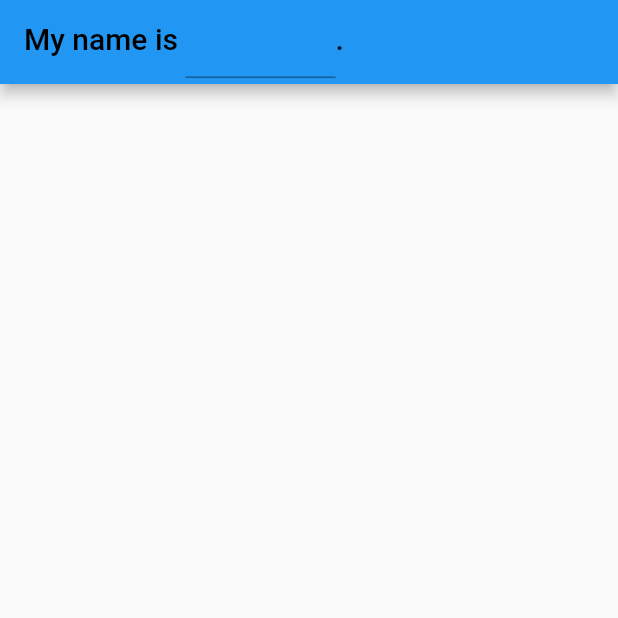
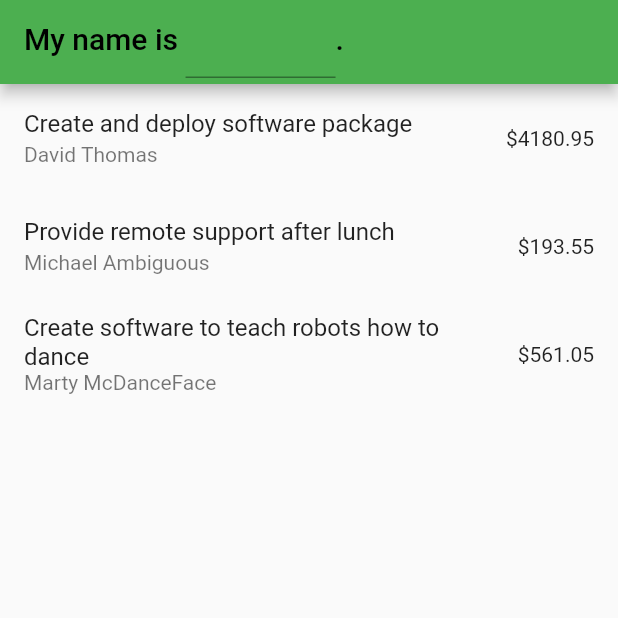
Before and after one commit to Tolulope05/flutter_pratical_challenge, a Flutter app: the screen it shows after launch, on a phone screen of 412 x 824 dp, the top half of it. Run offline on Flutter 3.47's test engine with Material 2 defaults, Android fonts, the light colour scheme and no system bars; our stand-ins replace permission_handler, shimmer.

```diff
--- /dev/null
+++ b/lib/11_pdf_printing/detail_page.dart
@@ -0,0 +1,12 @@
+import 'package:flutter/material.dart';
+import 'package:flutter_pratical_challenge/11_pdf_printing/pdf_printing.dart';
+
+class DetailPage extends StatelessWidget {
+  const DetailPage({Key? key, required this.invoice}) : super(key: key);
+  final Invoice invoice;
+
+  @override
+  Widget build(BuildContext context) {
+    return Scaffold();
+  }
+}
--- a/lib/11_pdf_printing/pdf_printing.dart
+++ b/lib/11_pdf_printing/pdf_printing.dart
@@ -1,10 +1,46 @@
 import 'package:flutter/material.dart';
+import 'package:flutter_pratical_challenge/11_pdf_printing/detail_page.dart';
 
 class PdfPrinting extends StatelessWidget {
   const PdfPrinting({Key? key}) : super(key: key);
 
   @override
   Widget build(BuildContext context) {
+    final invoices = [
+      Invoice(
+          customer: 'David Thomas',
+          address: '123 Fake St\r\nBermuda Triangle',
+          items: [
+            LineItem(
+              'Technical Engagement',
+              120,
+            ),
+            LineItem('Deployment Assistance', 200),
+            LineItem('Develop Software Solution', 3020.45),
+            LineItem('Produce Documentation', 840.50),
+          ],
+          name: 'Create and deploy software package'),
+      Invoice(
+        customer: 'Michael Ambiguous',
+        address: '82 Unsure St\r\nBaggle Palace',
+        items: [
+          LineItem('Professional Advice', 100),
+          LineItem('Lunch Bill', 43.55),
+          LineItem('Remote Assistance', 50),
+        ],
+        name: 'Provide remote support after lunch',
+      ),
+      Invoice(
+        customer: 'Marty McDanceFace',
+        address: '55 Dancing Parade\r\nDance Place',
+        items: [
+          LineItem('Program the robots', 400.50),
+          LineItem('Find tasteful dance moves for the robots', 80.55),
+          LineItem('General quality assurance', 80),
+        ],
+        name: 'Create software to teach robots how to dance',
+      )
+    ];
     return Scaffold(
       appBar: AppBar(
         title: Text.rich(
@@ -13,12 +49,13 @@ class PdfPrinting extends StatelessWidget {
             style: const TextStyle(color: Colors.black),
             children: <InlineSpan>[
               WidgetSpan(
-                  alignment: PlaceholderAlignment.baseline,
-                  baseline: TextBaseline.alphabetic,
-                  child: ConstrainedBox(
-                    constraints: const BoxConstraints(maxWidth: 100),
-                    child: const TextField(),
-                  )),
+                alignment: PlaceholderAlignment.baseline,
+                baseline: TextBaseline.alphabetic,
+                child: ConstrainedBox(
+                  constraints: const BoxConstraints(maxWidth: 100),
+                  child: const TextField(),
+                ),
+              ),
               const TextSpan(
                 text: '.',
               ),
@@ -26,6 +63,51 @@ class PdfPrinting extends StatelessWidget {
           ),
         ),
       ),
+      body: ListView(
+        children: [
+          ...invoices.map(
+            (e) => ListTile(
+              title: Text(e.name),
+              subtitle: Text(e.customer),
+              trailing: Text('\$${e.totalCost().toStringAsFixed(2)}'),
+              onTap: () {
+                Navigator.of(context).push(
+                  MaterialPageRoute(
+                    builder: (builder) => DetailPage(invoice: e),
+                  ),
+                );
+              },
+            ),
+          )
+        ],
+      ),
     );
   }
 }
+
+// Data model for the invoice
+class Invoice {
+  final String customer;
+  final String address;
+  final String name;
+  final List<LineItem>? items;
+  Invoice({
+    required this.customer,
+    required this.address,
+    required this.items,
+    required this.name,
+  });
+  double totalCost() {
+    return items!
+        .fold(0, (previousValue, element) => previousValue + element.cost);
+  }
+}
+
+class LineItem {
+  final String description;
+  final double cost;
+
+  LineItem(this.description, this.cost);
+}
+
+// invoice hard coded
--- a/lib/main.dart
+++ b/lib/main.dart
@@ -23,7 +23,7 @@ class MyApp extends StatelessWidget {
           return MaterialApp(
             title: 'Flutter Demo',
             theme: ThemeData(
-              primarySwatch: Colors.blue,
+              primarySwatch: Colors.green,
             ),
             home: const PdfPrinting(),
           );
--- a/pubspec.yaml
+++ b/pubspec.yaml
@@ -24,7 +24,9 @@ dependencies:
   cupertino_icons: ^1.0.2
   flutter:
     sdk: flutter
+  pdf:
   permission_handler: ^10.2.0
+  printing:
   provider: ^6.0.4
   shimmer: ^2.0.0
 
```
Also changed, not shown: pubspec.lock, 5 other files.
